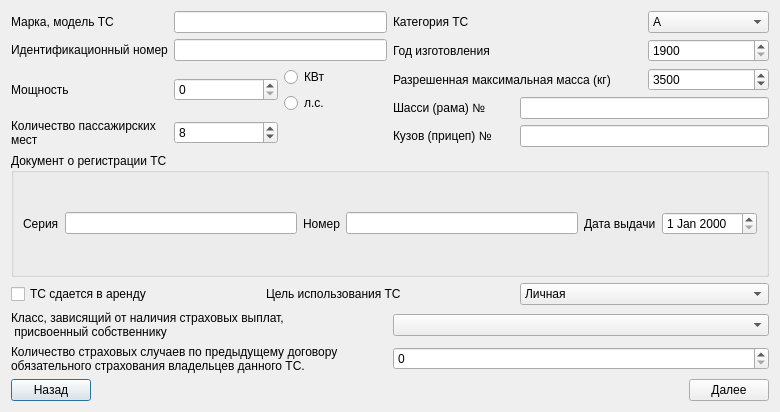
Old version of the form osagotsblank.ui in the repository ruslanfirefly/CalcKaskoAsko.
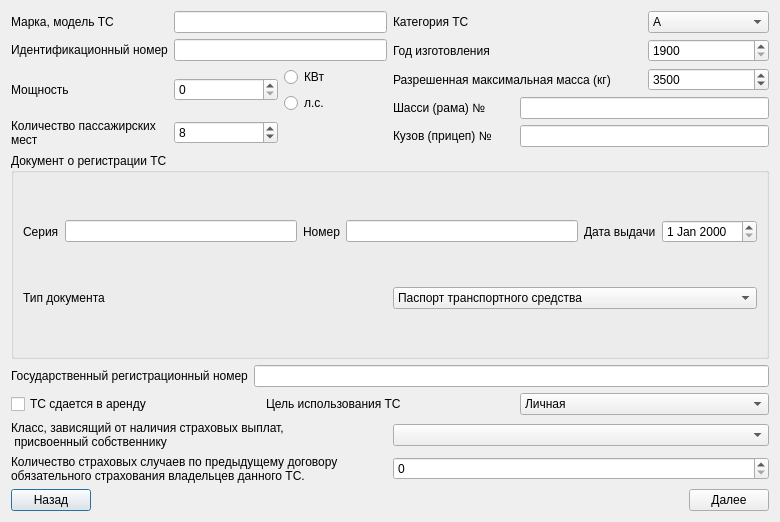
New version of the form.

Patch:
```diff
--- a/osagotsblank.ui
+++ b/osagotsblank.ui
@@ -7,13 +7,13 @@
     <x>0</x>
     <y>0</y>
     <width>780</width>
-    <height>412</height>
+    <height>522</height>
    </rect>
   </property>
   <property name="windowTitle">
    <string>Сведения о ТС</string>
   </property>
-  <layout class="QVBoxLayout" name="verticalLayout_6">
+  <layout class="QHBoxLayout" name="horizontalLayout_6">
    <item>
     <layout class="QVBoxLayout" name="verticalLayout_5">
      <item>
@@ -225,8 +225,39 @@
              <property name="title">
               <string>Документ о регистрации ТС</string>
              </property>
-             <layout class="QHBoxLayout" name="horizontalLayout_2">
-              <item>
+             <layout class="QGridLayout" name="gridLayout_4">
+              <item row="2" column="1">
+               <widget class="QComboBox" name="documentTypeComboBox">
+                <item>
+                 <property name="text">
+                  <string>Паспорт транспортного средства</string>
+                 </property>
+                </item>
+                <item>
+                 <property name="text">
+                  <string>Свидетельство о регистрации</string>
+                 </property>
+                </item>
+                <item>
+                 <property name="text">
+                  <string>Технический паспорт</string>
+                 </property>
+                </item>
+                <item>
+                 <property name="text">
+                  <string>Паспорт самоходной машины</string>
+                 </property>
+                </item>
+               </widget>
+              </item>
+              <item row="2" column="0">
+               <widget class="QLabel" name="label_6">
+                <property name="text">
+                 <string>Тип документа</string>
+                </property>
+               </widget>
+              </item>
+              <item row="0" column="0" colspan="2">
                <layout class="QHBoxLayout" name="horizontalLayout">
                 <item>
                  <widget class="QLabel" name="label_10">
@@ -265,6 +296,20 @@
            </item>
           </layout>
          </item>
+         <item>
+          <layout class="QHBoxLayout" name="horizontalLayout_2">
+           <item>
+            <widget class="QLabel" name="label_7">
+             <property name="text">
+              <string>Государственный регистрационный номер</string>
+             </property>
+            </widget>
+           </item>
+           <item>
+            <widget class="QLineEdit" name="gosNumber"/>
+           </item>
+          </layout>
+         </item>
          <item>
           <layout class="QHBoxLayout" name="horizontalLayout_4">
            <item>
```
Left out of the diff: 72 changed lines with no effect on the pictures.
